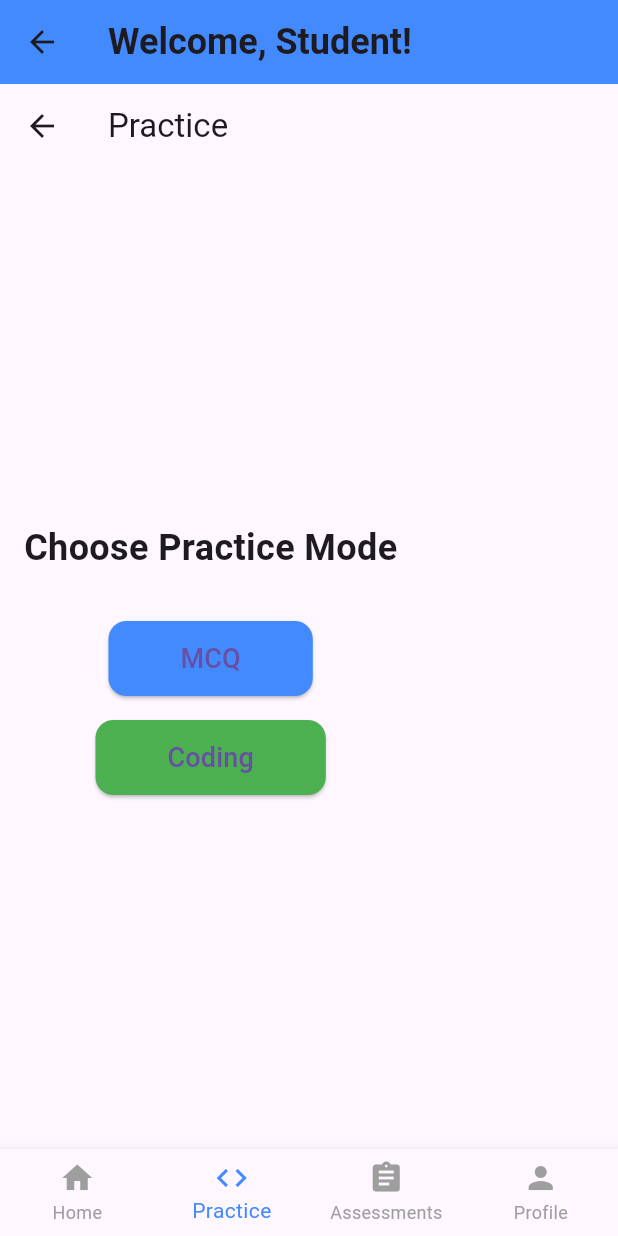
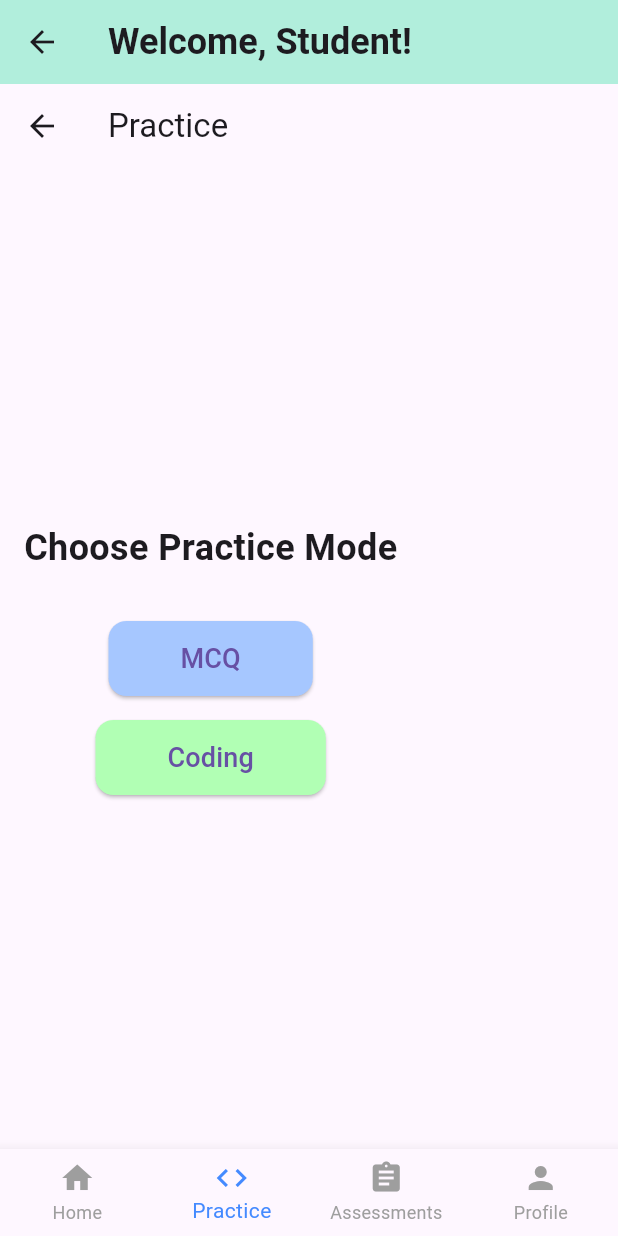
Before and after one commit to praneethvadada/studentpanel100, a Flutter app: the HomePage screen opened by its route, item 2 of the bottom bar chosen, on a phone screen of 412 x 824 dp. Run offline on Flutter 3.47's test engine with Material 3 defaults, Android fonts, the phone set to English and light mode, and no system bars; our stand-ins replace shared_preferences; missing offline and left inert: dart:html, highlight; accounts and stored records are empty; network calls fail.

Commit message:
third commit

```diff
--- a/lib/main.dart
+++ b/lib/main.dart
@@ -11,6 +11,7 @@ class MyApp extends StatelessWidget {
   @override
   Widget build(BuildContext context) {
     return MaterialApp(
+      debugShowCheckedModeBanner: false,
       title: 'Student Panel',
       theme: ThemeData(
         primarySwatch: Colors.blue,
--- a/lib/screens/home_page.dart
+++ b/lib/screens/home_page.dart
@@ -38,7 +38,7 @@ class _HomePageState extends State<HomePage> {
             style: TextStyle(fontSize: 24, fontWeight: FontWeight.bold),
           ),
         ),
-        backgroundColor: Colors.blueAccent,
+        backgroundColor: const Color.fromARGB(255, 177, 238, 220),
       ),
       body: AnimatedSwitcher(
         duration: Duration(milliseconds: 300),
--- a/lib/screens/practice_page.dart
+++ b/lib/screens/practice_page.dart
@@ -33,7 +33,7 @@ class PracticePage extends StatelessWidget {
                 child: Text('MCQ', style: TextStyle(fontSize: 18)),
               ),
               style: ElevatedButton.styleFrom(
-                backgroundColor: Colors.blueAccent,
+                backgroundColor: const Color.fromARGB(255, 166, 199, 255),
                 shape: RoundedRectangleBorder(
                   borderRadius: BorderRadius.circular(12),
                 ),
@@ -54,7 +54,7 @@ class PracticePage extends StatelessWidget {
                 child: Text('Coding', style: TextStyle(fontSize: 18)),
               ),
               style: ElevatedButton.styleFrom(
-                backgroundColor: Colors.green,
+                backgroundColor: const Color.fromARGB(255, 177, 255, 180),
                 shape: RoundedRectangleBorder(
                   borderRadius: BorderRadius.circular(12),
                 ),
```
Also changed, not shown: lib/screens/coding question detail/coding_question_display.dart (+0 -17 lines), lib/screens/coding_practice_page.dart (+29 -0 lines).
